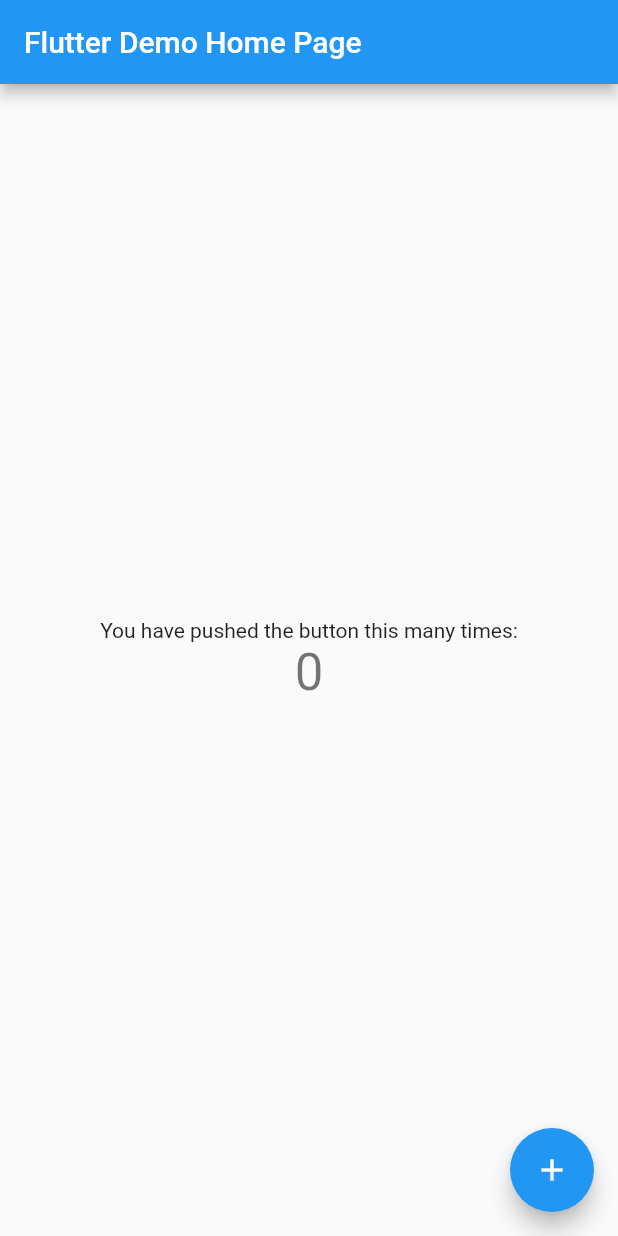
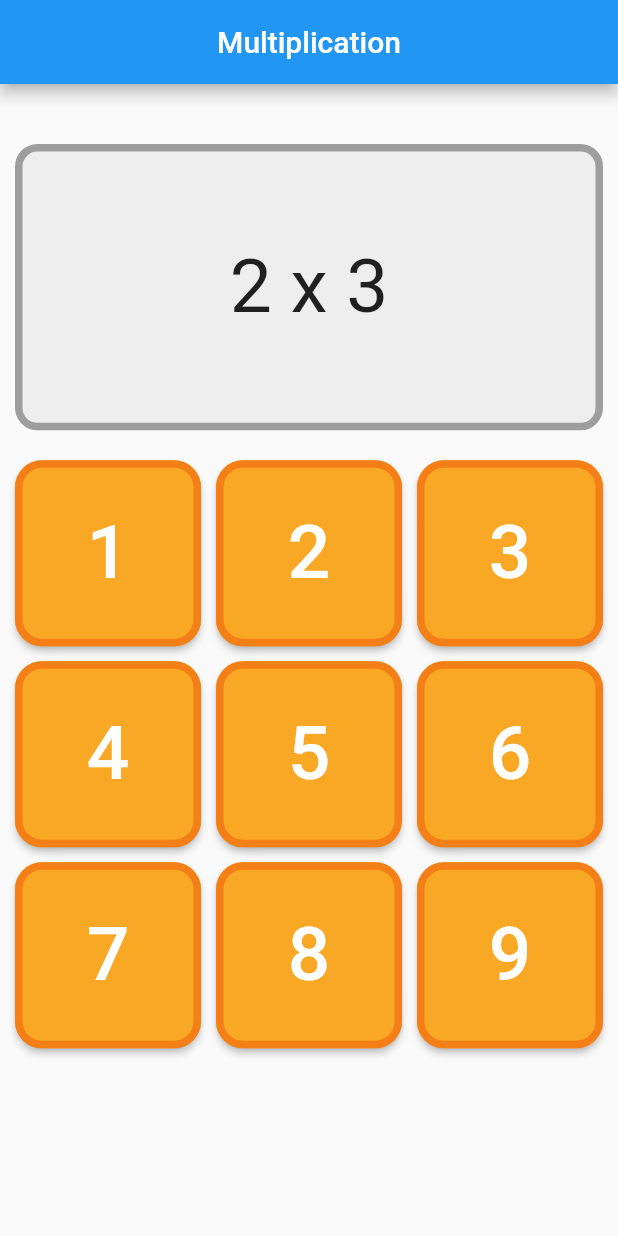
Before and after one commit to Sheppio/multiplication, a Flutter app: the screen it shows after launch, on a phone screen of 412 x 824 dp. Run offline on Flutter 3.47's test engine with Material 2 defaults, Android fonts, the phone set to English and light mode, and no system bars; our stand-ins replace flutter_riverpod, freezed_annotation.

Commit message:
basic state and main page setup, however, no logic yet.

```diff
--- a/lib/main.dart
+++ b/lib/main.dart
@@ -1,8 +1,17 @@
 import 'package:flutter/material.dart';
+import 'package:flutter_riverpod/flutter_riverpod.dart';
+
+import 'notifiers_and_states/mqa_notifier.dart';
+import 'notifiers_and_states/mqa_state.dart';
 
 void main() {
-  runApp(const MyApp());
+  runApp(ProviderScope(child: const MyApp()));
 }
+
+final mqaNotifier = StateNotifierProvider<MQANotifier, MQAState>((ref) {
+  return MQANotifier();
+  //TimerXState(duration: Duration(milliseconds: 0), isRunning: false);
+});
 
 class MyApp extends StatelessWidget {
   const MyApp({Key? key}) : super(key: key);
@@ -24,7 +33,101 @@ class MyApp extends StatelessWidget {
         // is not restarted.
         primarySwatch: Colors.blue,
       ),
-      home: const MyHomePage(title: 'Flutter Demo Home Page'),
+      home: MQAPage(),
+    );
+  }
+}
+
+class MQAPage extends ConsumerStatefulWidget {
+  @override
+  ConsumerState<ConsumerStatefulWidget> createState() => _MQAPageState();
+}
+
+class _MQAPageState extends ConsumerState<MQAPage> {
+  @override
+  Widget build(BuildContext context) {
+    final x = ref.watch(mqaNotifier);
+    //var td = x.fullDuration; //.duration;
+    //var isEven = td.inSeconds % 2 == 0 ? true : false;
+    return Scaffold(
+      appBar: AppBar(
+        title: Center(child: Text("Multiplication")),
+      ),
+      body: Container(
+        child: Column(
+          crossAxisAlignment: CrossAxisAlignment.center,
+          children: <Widget>[
+            SizedBox(
+              height: 30,
+            ),
+            Expanded(
+              flex: 2,
+              child: Padding(
+                padding: const EdgeInsets.all(10.0),
+                child: Container(
+                  alignment: Alignment.center,
+                  child: Text(
+                    "${x.question}",
+                    style: TextStyle(fontSize: 50),
+                  ),
+                  decoration: BoxDecoration(
+                      color: Colors.grey[200],
+                      border: Border.all(color: Colors.grey, width: 5),
+                      borderRadius: BorderRadius.circular(15)),
+                ),
+              ),
+            ),
+            Expanded(
+                flex: 5,
+                child: GridView.count(
+                  padding: EdgeInsets.all(5),
+                  crossAxisCount: 3,
+                  children: x.possibleAnswers.asMap().entries.map((e) {
+                    return SizedBox(
+                      width: 100,
+                      height: 100,
+                      child: Padding(
+                        padding: const EdgeInsets.all(5.0),
+                        child: Container(
+                          alignment: Alignment.center,
+                          child: ElevatedButton(
+                            onPressed: () {},
+                            child: SizedBox.expand(
+                              child: Center(
+                                child: Text(x.possibleAnswers[e.key].toString(),
+                                    style: TextStyle(fontSize: 50)),
+                              ),
+                            ),
+                            style: ButtonStyle(
+                                foregroundColor:
+                                    MaterialStateProperty.all<Color>(
+                                        Colors.white),
+                                backgroundColor:
+                                    MaterialStateProperty.all<Color>(
+                                        Colors.yellow.shade800),
+                                shape: MaterialStateProperty.all<
+                                        RoundedRectangleBorder>(
+                                    RoundedRectangleBorder(
+                                        borderRadius:
+                                            BorderRadius.circular(18.0),
+                                        side: BorderSide(
+                                            color: Colors.yellow.shade900,
+                                            width: 5)))),
+                          ),
+                        ),
+                      ),
+                    );
+                  }).toList(),
+                )),
+            // MaterialButton(
+            //     child: Text(x.isRunning ? "Stop" : "Start"),
+            //     onPressed: () {
+            //       var n = ref.read(mqaNotifier.notifier);
+            //       x.isRunning ? n.stopTimer() : n.startTimer();
+            //     }),
+          ],
+        ),
+      ),
     );
   }
 }
--- /dev/null
+++ b/lib/notifiers_and_states/mqa_notifier.dart
@@ -0,0 +1,43 @@
+import 'dart:async';
+
+import 'package:flutter_riverpod/flutter_riverpod.dart';
+import 'mqa_state.dart';
+
+class MQANotifier extends StateNotifier<MQAState> {
+  late Timer _timer;
+  DateTime timerStartedAt = DateTime.now();
+
+  // 1. initialize with current time
+  MQANotifier() : super(MQAState()) {}
+  startTimer() {
+    // timerStartedAt = DateTime.now();
+    // state = state.copyWith(isRunning: true);
+    // _timer = Timer.periodic(Duration(milliseconds: 10), (_) {
+    //   // 3. update the state with the current time
+    //   state = state.copyWith(
+    //       duration: Duration(
+    //           milliseconds: DateTime.now().millisecondsSinceEpoch -
+    //               timerStartedAt.millisecondsSinceEpoch));
+    // });
+  }
+
+  stopTimer() {
+    // _timer.cancel();
+    // state = state.copyWith(
+    //     duration: const Duration(milliseconds: 0),
+    //     isRunning: false,
+    //     pastSplits: [...state.pastSplits, state.duration]);
+  }
+
+  resetTimer() {
+    // state = MQAState();
+  }
+}
+
+
+// class TimerXState {
+//   Duration d = Duration(milliseconds: 0);
+//   bool isRunning = false;
+
+//   TimerXState(this.d, this.isRunning);
+// }
--- /dev/null
+++ b/lib/notifiers_and_states/mqa_state.dart
@@ -0,0 +1,22 @@
+import 'package:freezed_annotation/freezed_annotation.dart';
+
+part 'mqa_state.freezed.dart';
+
+enum MQAStateProgress { asking, showingAnswer }
+
+@freezed
+class MQAState with _$MQAState {
+  const MQAState._();
+  factory MQAState(
+      {@Default('2 x 3') String question,
+      @Default(MQAStateProgress.asking) MQAStateProgress progress,
+      @Default(<int>[1, 2, 3, 4, 5, 6, 7, 8, 9]) List<int> possibleAnswers,
+      @Default(5) int correctAnswerIndex}) = _MQAState;
+
+  // Duration get fullDuration {
+  //   if (pastSplits.length == 0)
+  //     return duration;
+  //   else
+  //     return duration + pastSplits.reduce((value, element) => value + element);
+  // }
+}
```
Also changed, not shown: pubspec.yaml (+5 -3 lines), lib/notifiers_and_states/mqa_state.freezed.dart (added), pubspec.lock.
